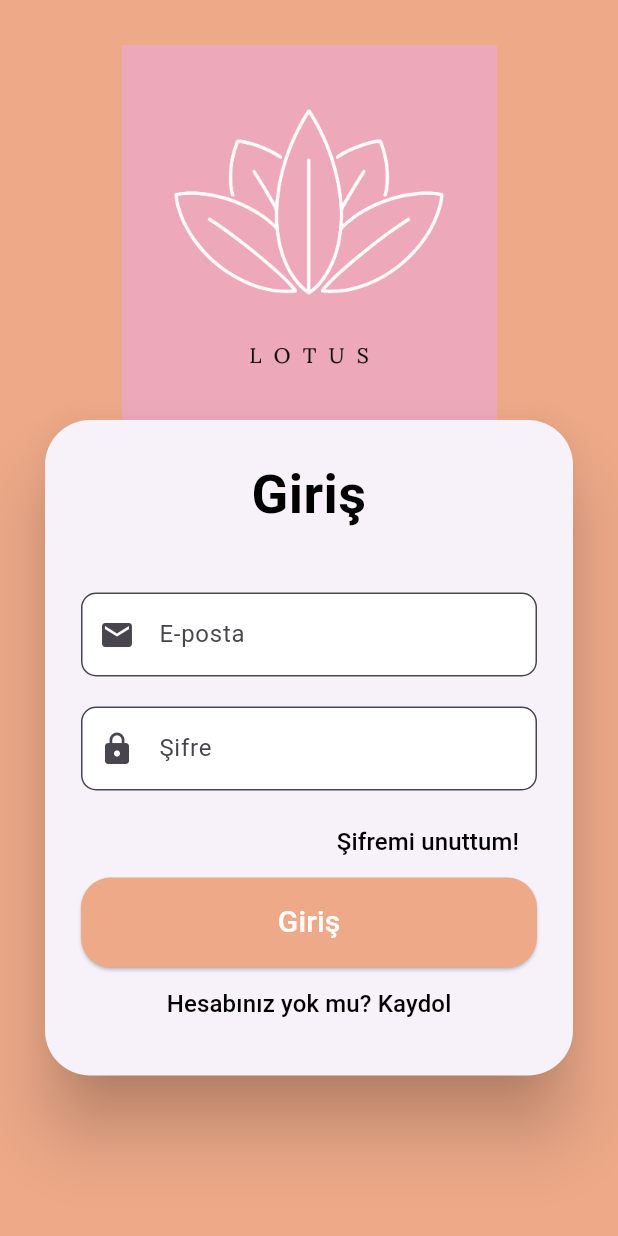
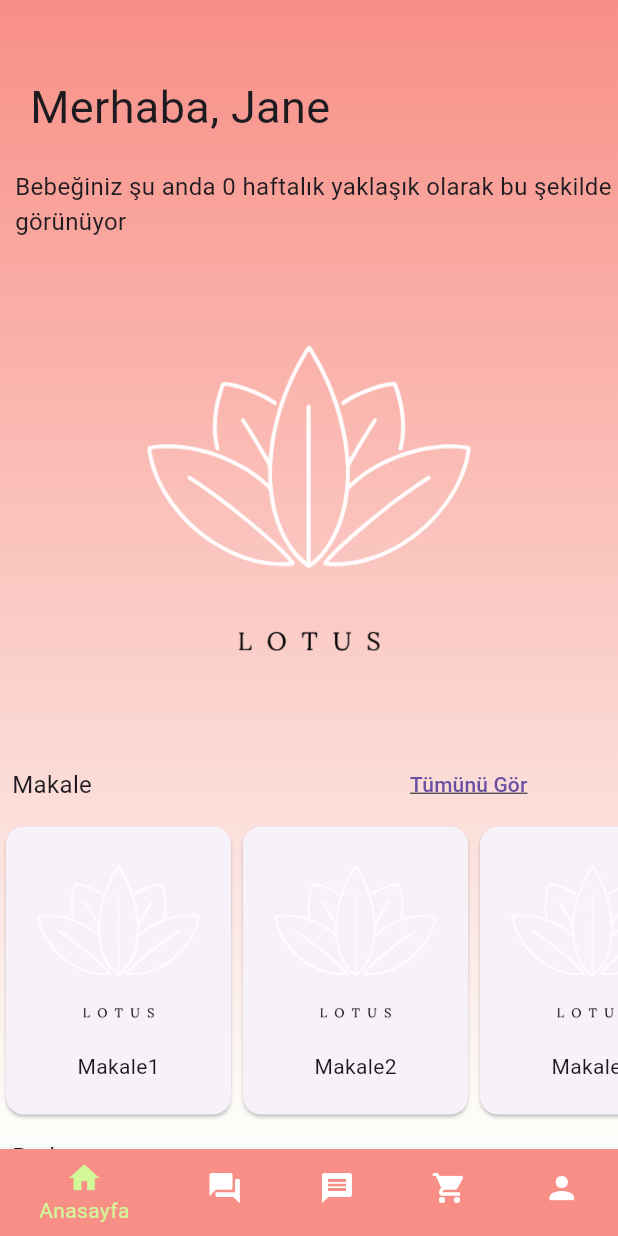
Before and after one commit to OzlemSevinc/lotus-android, a Flutter app: the screen it shows after launch, after a tap on "Giriş", on a phone screen of 412 x 824 dp. Run offline on Flutter 3.47's test engine with Material 3 defaults, Android fonts, the phone set to English and light mode, and no system bars; Roboto replaces fonts that are missing (Roboto Mono).

Commit message:
Home page,list pages and bottom navigation bar added.

```diff
--- /dev/null
+++ b/lib/bottom_nav_bar.dart
@@ -0,0 +1,47 @@
+import 'package:flutter/material.dart';
+import 'package:lotus/homepage.dart';
+import 'package:lotus/forum_list.dart';
+import 'package:lotus/market_list.dart';
+import 'package:lotus/profile.dart';
+import 'package:lotus/colors.dart';
+class BottomNavigation extends StatefulWidget {
+  const BottomNavigation({super.key});
+
+  @override
+  State<BottomNavigation> createState() => _BottomNavigationState();
+}
+
+class _BottomNavigationState extends State<BottomNavigation> {
+  int chosenIndex=0;
+  var pages=[const Homepage(),const ForumList(),const MarketList(),const MarketList(),const Profile()];
+  @override
+  Widget build(BuildContext context) {
+    return Scaffold(
+      body: pages[chosenIndex],
+      bottomNavigationBar: Theme(
+        data: Theme.of(context).copyWith(
+          canvasColor: mainPink,
+        ),
+      child :BottomNavigationBar(
+        items: const [
+          BottomNavigationBarItem(icon: Icon(Icons.home),label:"Anasayfa"),
+          BottomNavigationBarItem(icon: Icon(Icons.question_answer),label:"Forum"),
+          BottomNavigationBarItem(icon: Icon(Icons.message),label:"Sohbet"),
+          BottomNavigationBarItem(icon: Icon(Icons.shopping_cart),label:"Pazar"),
+          BottomNavigationBarItem(icon: Icon(Icons.person),label:"Profil"),
+        ],
+        currentIndex: chosenIndex,
+        backgroundColor: mainPink,
+        selectedItemColor: green,
+        unselectedItemColor: white,
+        onTap: (index){
+          setState((){
+            chosenIndex=index;
+          }
+          );
+        },
+      ),
+      ),
+    );
+  }
+}
--- /dev/null
+++ b/lib/colors.dart
@@ -0,0 +1,12 @@
+
+import 'dart:ui';
+
+var mainPink = const Color(0xFFF88F86);
+var black = const Color(0xFF000000);
+var white = const Color(0xFFFFFFFF);
+var grey = const Color(0xFFD9D9D9);
+
+var powderWhite = const Color(0xFFFDFFFC);
+var coal = const Color(0xFF2A3D45);
+var purple = const Color(0xFFE3D8F1);
+var green = const Color(0xFFD2F898);
--- /dev/null
+++ b/lib/homepage.dart
@@ -0,0 +1,121 @@
+import 'package:flutter/material.dart';
+import 'package:lotus/article_list.dart';
+import 'package:lotus/colors.dart';
+
+class Homepage extends StatefulWidget {
+  const Homepage({super.key});
+
+  @override
+  State<Homepage> createState() => _HomepageState();
+}
+
+class _HomepageState extends State<Homepage> {
+  String userName="Jane";
+  String selectedWeek="0";
+  var articleList=["Makale1","Makale2","Makale3","Makale4","Makale5","Makale6","Makale7"];
+  var podcastList=["Podcast1","Podcast2","Podcast3","Podcast4","Podcast5","Podcast6","Podcast7"];
+  var doctorList=["Doktor1","Doktor2","Doktor3","Doktor4","Doktor5","Doktor6","Doktor7"];
+  @override
+  Widget build(BuildContext context) {
+    return Scaffold(
+      body: Container(
+        decoration: BoxDecoration(
+          gradient: LinearGradient(
+            begin: Alignment.topCenter,
+            end: Alignment.bottomCenter,
+            colors: [mainPink,powderWhite],
+          ),
+        ),
+        child: SingleChildScrollView(
+          child: Column(
+            children: <Widget>[
+              const SizedBox(height: 50,),
+              Container(
+                alignment: Alignment.centerLeft,
+                margin: const EdgeInsets.only(left: 20),
+                child: Text(
+                  "Merhaba, $userName",
+                  style: const TextStyle(
+                    fontSize: 30,
+                    fontFamily: 'Roboto Mono',
+                  ),
+                ),
+              ),
+              const SizedBox(height: 20,),
+              Container(
+                alignment: Alignment.centerLeft,
+                margin: const EdgeInsets.only(left: 10),
+                child: Text(
+                  "Bebeğiniz şu anda $selectedWeek haftalık yaklaşık "
+                      "olarak bu şekilde görünüyor",
+
+                  style: const TextStyle(
+                    fontSize: 16,
+                    fontFamily: 'Roboto Mono',
+                  ),
+                ),
+              ),
+              const SizedBox(height: 20,),
+              SizedBox(width:300,height:300,
+                  child: Image.asset("resimler/lotus_resim.png")),
+              const SizedBox(height:20,),
+              _buildTextandTextButton(context,title: "Makale",textButton: "Tümünü Gör",destination: (context) => const ArticleList()),
+              _buildHorizontalListView(resim:"resimler/lotus_resim.png",items: articleList),
+              _buildTextandTextButton(context,title: "Podcast",textButton: "Tümünü Gör",destination: (context) => const ArticleList()),
+              _buildHorizontalListView(resim:"resimler/lotus_resim.png",items: podcastList),
+              _buildTextandTextButton(context,title: "Doktorlar",textButton: "Tümünü Gör",destination: (context) => const ArticleList()),
+              _buildHorizontalListView(resim:"resimler/lotus_resim.png",items: doctorList),
+            ],
+          ),
+        ),
+      ),
+    );
+  }
+}
+
+Widget _buildHorizontalListView({ required String resim, required List<String> items}) {
+  return SizedBox(
+    height: 200,
+    child: ListView.builder(
+        scrollDirection: Axis.horizontal,
+        itemCount: items.length,
+        itemBuilder: (BuildContext context, int index) {
+          return Card(
+              child: Column(
+                children: [
+                  SizedBox(width: 150,height: 150,child: Image.asset(resim),),
+                  Text(items[index]),
+                ],
+              )
+          );
+        }
+    ),
+  );
+}
+
+Widget _buildTextandTextButton(BuildContext context,{required String title, required String textButton,required WidgetBuilder destination}) {
+  return Row(
+    children: <Widget>[
+      Padding(
+        padding: const EdgeInsets.only(left: 8.0),
+        child: Text(
+          title,
+          textAlign: TextAlign.left,
+          style: const TextStyle(
+            fontSize: 16,
+          ),
+        ),
+      ),
+      Padding(
+        padding: const EdgeInsets.only(left: 200),
+        child: TextButton(onPressed: () {
+          Navigator.of(context).push(
+            MaterialPageRoute(builder: destination),
+          );
+        },
+            child: Text(textButton, textAlign: TextAlign.right,
+              style: const TextStyle(decoration: TextDecoration.underline),)),
+      )
+    ],
+  );
+}
--- a/lib/giris.dart
+++ b/lib/login.dart
@@ -1,20 +1,21 @@
 import 'package:flutter/material.dart';
-import 'package:lotus/renkler.dart';
-import 'package:lotus/kayit.dart';
-import 'package:lotus/sifremi_unuttum.dart';
+import 'package:lotus/bottom_nav_bar.dart';
+import 'package:lotus/colors.dart';
+import 'package:lotus/signup.dart';
+import 'package:lotus/forgot_password.dart';
 
-class Giris extends StatefulWidget {
-  const Giris({super.key});
+class Login extends StatefulWidget {
+  const Login({super.key});
 
   @override
-  State<Giris> createState() => _GirisState();
+  State<Login> createState() => _LoginState();
 }
 
-class _GirisState extends State<Giris> {
+class _LoginState extends State<Login> {
   @override
   Widget build(BuildContext context) {
     return Scaffold(
-      backgroundColor: anaPembe,
+      backgroundColor: mainPink,
       body: SingleChildScrollView(
         child: Center(
           child: Column(
@@ -27,7 +28,7 @@ class _GirisState extends State<Giris> {
                 shape: RoundedRectangleBorder(
                   borderRadius: BorderRadius.circular(30),
                 ),
-                elevation: 20,
+
                 child: Padding(
                   padding: const EdgeInsets.all(24.0),
                   child: Column(
@@ -36,7 +37,7 @@ class _GirisState extends State<Giris> {
                         "Giriş",
                         textAlign: TextAlign.center,
                         style: TextStyle(
-                          color: siyah,
+                          color: black,
                           fontSize: 36,
                           fontWeight: FontWeight.bold,
                         ),
@@ -45,11 +46,11 @@ class _GirisState extends State<Giris> {
                       TextField(
                         decoration: InputDecoration(
                           labelText: "E-posta",
-                          fillColor: beyaz,
+                          fillColor: white,
                           filled: true,
                           prefixIcon: const Icon(Icons.email),
                           border: OutlineInputBorder(
-                            borderRadius: BorderRadius.circular(10),
+                            borderRadius: BorderRadius.circular(30),
                           ),
                         ),
                       ),
@@ -58,11 +59,11 @@ class _GirisState extends State<Giris> {
                         obscureText: true,
                         decoration: InputDecoration(
                           labelText: "Şifre",
-                          fillColor: beyaz,
+                          fillColor: white,
                           filled: true,
                           prefixIcon: const Icon(Icons.lock),
                           border: OutlineInputBorder(
-                            borderRadius: BorderRadius.circular(10),
+                            borderRadius: BorderRadius.circular(30),
                           ),
                         ),
                       ),
@@ -72,13 +73,13 @@ class _GirisState extends State<Giris> {
                         child: TextButton(
                           onPressed: () {
                             Navigator.push(context,
-                            MaterialPageRoute(builder: (context) => const SifremiUnuttum()),
+                            MaterialPageRoute(builder: (context) => const ForgotPassword()),
                             );
                           },
                           child: Text(
                             "Şifremi unuttum!",
                             style: TextStyle(
-                              color: siyah,
+                              color: black,
                               fontSize: 16,
                             ),
                           ),
@@ -86,13 +87,17 @@ class _GirisState extends State<Giris> {
                       ),
 
                       ElevatedButton(
-                          onPressed: () {},
+                          onPressed: () {
+                            Navigator.push(context,
+                                MaterialPageRoute(builder: (context) => const BottomNavigation()),
+                            );
+                          },
                           style: ElevatedButton.styleFrom(
-                            backgroundColor: anaPembe,
-                            foregroundColor: beyaz,
-                            minimumSize: const Size(double.infinity, 60),
+                            backgroundColor: mainPink,
+                            foregroundColor: white,
+                            minimumSize: const Size(double.infinity, 50),
                             shape: RoundedRectangleBorder(
-                              borderRadius: BorderRadius.circular(20),
+                              borderRadius: BorderRadius.circular(30),
                             ),
                           ),
                           child: const Text("Giriş",
@@ -104,13 +109,13 @@ class _GirisState extends State<Giris> {
                       TextButton(
                           onPressed: () {
                             Navigator.push(context,
-                                MaterialPageRoute(builder: (context) => const Kayit()),
+                                MaterialPageRoute(builder: (context) => const SignUp()),
                             );
                           },
                           child: Text(
                             "Hesabınız yok mu? Kaydol",
                             style: TextStyle(
-                              color: siyah,
+                              color: black,
                               fontSize: 16,
                             ),
                           )
--- a/lib/main.dart
+++ b/lib/main.dart
@@ -1,7 +1,12 @@
 import 'package:flutter/material.dart';
-import 'package:lotus/giris.dart';
+import 'package:flutter/services.dart';
+import 'package:lotus/login.dart';
 
 void main() {
+  WidgetsFlutterBinding.ensureInitialized();
+  SystemChrome.setSystemUIOverlayStyle(const SystemUiOverlayStyle(
+    statusBarColor: Colors.transparent
+  ));
   runApp(const MyApp());
 }
 
@@ -13,7 +18,7 @@ class MyApp extends StatelessWidget {
   Widget build(BuildContext context) {
     return const MaterialApp(
       debugShowCheckedModeBanner: false,
-      home: Giris(),
+      home: Login(),
     );
   }
 }
--- a/lib/renkler.dart
+++ /dev/null
@@ -1,7 +0,0 @@
-
-import 'dart:ui';
-
-var anaPembe = const Color(0xFFEDA988);
-var siyah = const Color(0xFF000000);
-var beyaz = const Color(0xFFFFFFFF);
-var gri = const Color(0xFFD9D9D9);
```
Also changed, not shown: lib/article_list.dart (added, +83 -0 lines), lib/doctor_list.dart (added, +34 -0 lines), lib/forgot_password.dart (renamed from lib/sifremi_unuttum.dart, +13 -10 lines), lib/forum_list.dart (added, +81 -0 lines), lib/market_list.dart (added, +82 -0 lines), lib/profile.dart (added, +14 -0 lines), lib/signup.dart (renamed from lib/kayit.dart, +24 -22 lines), lib/user_info.dart (renamed from lib/bilgialma.dart, +15 -12 lines), resimler/lotus_resim.png.
